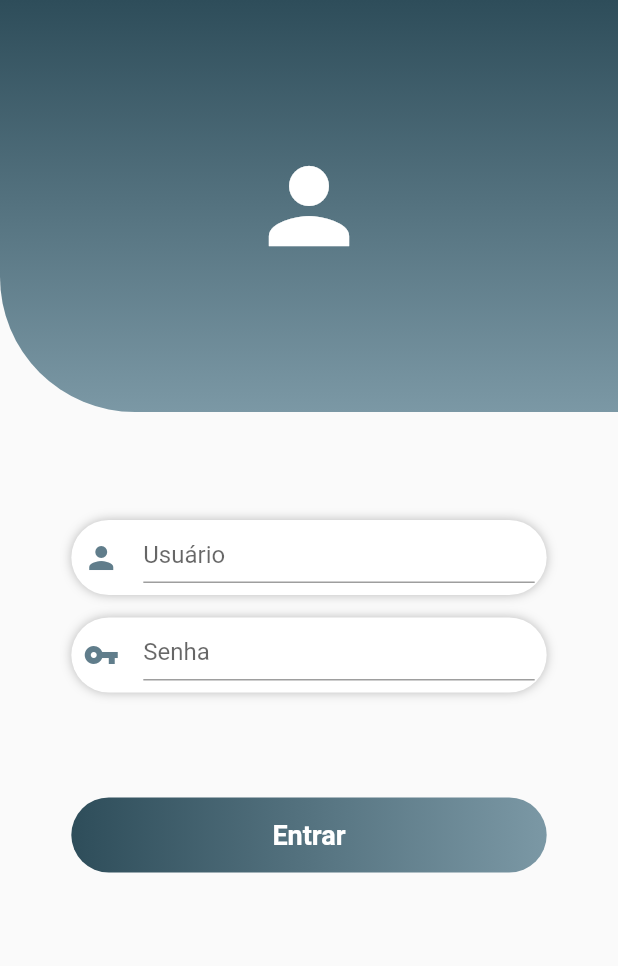
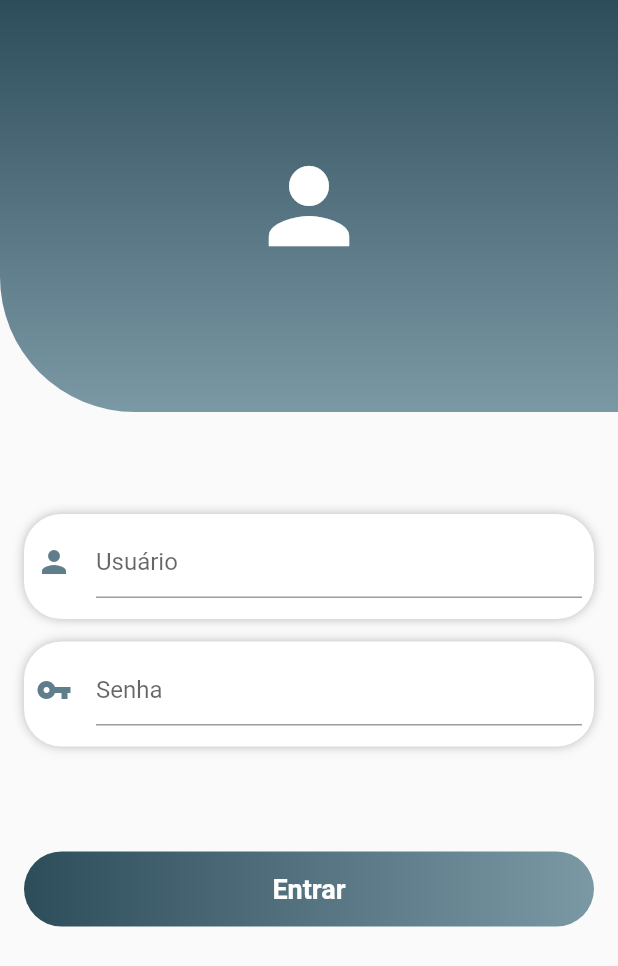
Before and after one commit to Marceloatj/arcuscv, a Flutter app: the screen it shows after launch, on a phone screen of 412 x 824 dp. Shown: the top 966 px of the screen. Run offline on Flutter 3.47's test engine with Material 2 defaults, Android fonts, the phone set to English and light mode, and no system bars.

Commit message:
commit domingo

```diff
--- a/lib/activitys/Login.dart
+++ b/lib/activitys/Login.dart
@@ -1,3 +1,4 @@
+
 import 'package:arcuscv/activitys/ActPrincipal.dart';
 import 'package:flutter/cupertino.dart';
 import 'package:flutter/material.dart';
@@ -9,12 +10,22 @@ class Login extends StatefulWidget {
 
 class _LoginState extends State<Login> {
 
+  String _usuario = 'arcus';
+  String _senha = '123';
+
+  final _usuarioController = TextEditingController();
+  final _senhaController = TextEditingController();
+
+  final _scaffoldKey = GlobalKey<ScaffoldState>();
+  final _formKey = GlobalKey<FormState>();
 
   @override
   Widget build(BuildContext context) {
     return Scaffold(
+      key: _scaffoldKey,
       body: SingleChildScrollView(
-        child: Container(
+        child: Form(
+          key: _formKey,
           child: Column(
             children: <Widget>[
               Container(
@@ -51,20 +62,21 @@ class _LoginState extends State<Login> {
                         + MediaQuery.of(context).size.height / 3,
                 margin: EdgeInsets.only(top: 32),
 
-                child: Column(
+                child: ListView(
+                  padding: EdgeInsets.all(16.0),
                   children: <Widget>[
 
                     Padding(
-                      padding: EdgeInsets.only(top: 40),
+                      padding: EdgeInsets.only(top: 20),
                     ),
 
                     Container(  // Campo de Usuario
                       width: MediaQuery.of(context).size.width/1.3,
-                      height: 50,
+                      height: 70,
                       padding: EdgeInsets.all(8),
                       decoration: BoxDecoration(
                           borderRadius: BorderRadius.all(
-                              Radius.circular(50)
+                              Radius.circular(25)
                           ),
                           color: Colors.white,
                           boxShadow: [
@@ -74,7 +86,8 @@ class _LoginState extends State<Login> {
                             )
                           ]
                       ),
-                      child: TextField(
+                      child: TextFormField(
+                        controller: _usuarioController,
                         decoration: InputDecoration(
                           icon: Icon(
                             Icons.person,
@@ -83,17 +96,21 @@ class _LoginState extends State<Login> {
                           hintText: "Usuário",
 
                         ),
+                        validator: (text){
+                          if(text.isEmpty  || text != _usuario  )
+                            return "Usuário inválido";
+                          },
                       ),
                     ),
 
                     Container(  // Campo de Senha
                       width: MediaQuery.of(context).size.width/1.3,
-                      height: 50,
+                      height: 70,
                       margin: EdgeInsets.only(top: 15),
                       padding: EdgeInsets.all(8),
                       decoration: BoxDecoration(
                           borderRadius: BorderRadius.all(
-                              Radius.circular(50)
+                              Radius.circular(25)
                           ),
                           color: Colors.white,
                           boxShadow: [
@@ -103,15 +120,20 @@ class _LoginState extends State<Login> {
                             )
                           ]
                       ),
-                      child: TextField(
+                      child: TextFormField(
+                        controller: _senhaController,
                         decoration: InputDecoration(
                           icon: Icon(
                             Icons.vpn_key,
                             color: Colors.blueGrey,
                           ),
                           hintText: "Senha",
-
                         ),
+                        obscureText: true,
+                        validator: (text){
+                          if(text.isEmpty || text != _senha)
+                            return "Senha inválida";
+                        },
                       ),
                     ),
 
@@ -133,12 +155,12 @@ class _LoginState extends State<Login> {
                               ]
                           ),
                           borderRadius: BorderRadius.all(  // borda do container arredondado
-                              Radius.circular(50)
+                              Radius.circular(25)
                           )
                       ),
                     child: FlatButton(
                       shape: RoundedRectangleBorder(   // borda do Button arredondado
-                        borderRadius: BorderRadius.circular(50.0),
+                        borderRadius: BorderRadius.circular(25.0),
                       ),
                       child: Text(
                         "Entrar",
@@ -149,8 +171,13 @@ class _LoginState extends State<Login> {
                         ),
                       ),
                       onPressed: (){
-                        Navigator.push(context,
-                            MaterialPageRoute(builder: (context) => ActPrincipal()));
+                        if(_formKey.currentState.validate()){
+                          Navigator.of(context).pushReplacement(
+                              MaterialPageRoute(builder: (context) => ActPrincipal()));
+                        }else{
+                           mensagemErro();
+                        }
+
                       },
                     ),
                     ),
@@ -166,4 +193,15 @@ class _LoginState extends State<Login> {
       )
     );
   }
+
+  void mensagemErro(){
+    _scaffoldKey.currentState.showSnackBar(
+      SnackBar(content: Text("Não é possível entrar com esse Usuário e Senha!"),
+      backgroundColor: Colors.redAccent,
+        duration: Duration(seconds: 2),
+
+      )
+    );
+  }
+
 }
--- /dev/null
+++ b/lib/models/usuario.dart
@@ -0,0 +1,15 @@
+
+
+import 'package:scoped_model/scoped_model.dart';
+
+class Usuario extends Model{
+
+ void login (){
+
+ }
+
+
+
+
+
+}
```
Also changed, not shown: lib/activitys/ActPrincipal.dart (+12 -0 lines), lib/icons/my_flutter_app_icons.dart (added, +29 -0 lines), pubspec.yaml (+9 -3 lines), lib/icons/MyFlutterApp.ttf (added), pubspec.lock.
